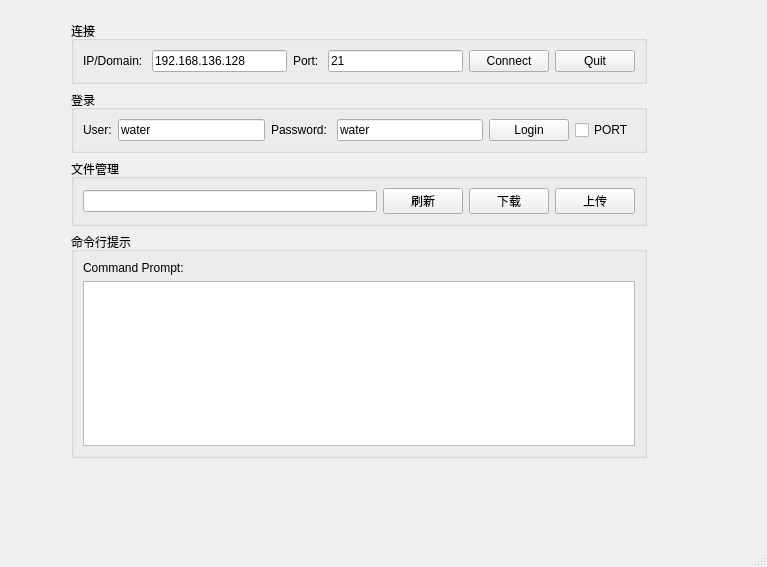
First picture: the form in client.ui, repository ubuntuwinter/ftpClient, before the edit.
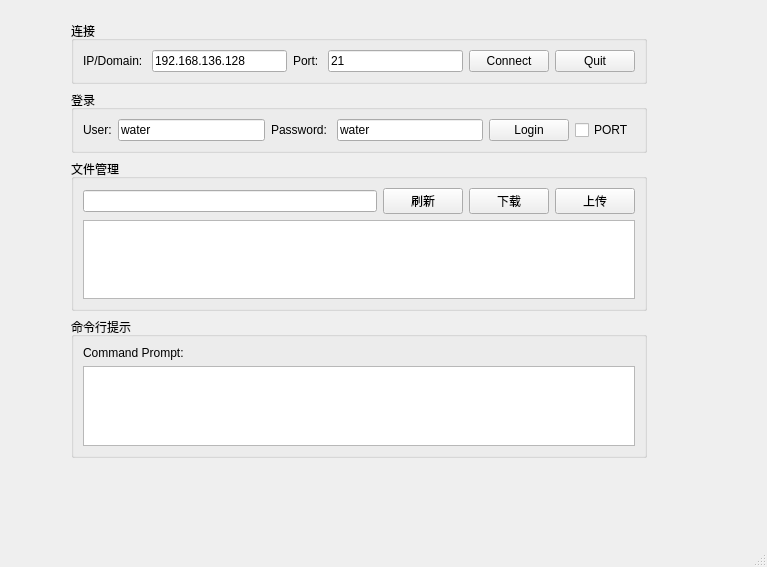
Second picture: the form after the edit.

Commit message: add table view

Diff of the .ui file:
```diff
--- a/client.ui
+++ b/client.ui
@@ -188,6 +188,9 @@
           </item>
          </layout>
         </item>
+        <item>
+         <widget class="QTableView" name="fileView"/>
+        </item>
        </layout>
       </widget>
      </item>
@@ -206,11 +209,6 @@
         </item>
         <item>
          <widget class="QTextEdit" name="cmdLine">
-          <property name="font">
-           <font>
-            <pointsize>12</pointsize>
-           </font>
-          </property>
           <property name="readOnly">
            <bool>true</bool>
           </property>
@@ -218,8 +216,8 @@
            <string>&lt;!DOCTYPE HTML PUBLIC &quot;-//W3C//DTD HTML 4.0//EN&quot; &quot;http://www.w3.org/TR/REC-html40/strict.dtd&quot;&gt;
 &lt;html&gt;&lt;head&gt;&lt;meta name=&quot;qrichtext&quot; content=&quot;1&quot; /&gt;&lt;style type=&quot;text/css&quot;&gt;
 p, li { white-space: pre-wrap; }
-&lt;/style&gt;&lt;/head&gt;&lt;body style=&quot; font-family:'SimSun'; font-size:12pt; font-weight:400; font-style:normal;&quot;&gt;
-&lt;p style=&quot;-qt-paragraph-type:empty; margin-top:0px; margin-bottom:0px; margin-left:0px; margin-right:0px; -qt-block-indent:0; text-indent:0px; line-height:16px;&quot;&gt;&lt;br /&gt;&lt;/p&gt;&lt;/body&gt;&lt;/html&gt;</string>
+&lt;/style&gt;&lt;/head&gt;&lt;body style=&quot; font-family:'SimSun'; font-size:9pt; font-weight:400; font-style:normal;&quot;&gt;
+&lt;p style=&quot;-qt-paragraph-type:empty; margin-top:0px; margin-bottom:0px; margin-left:0px; margin-right:0px; -qt-block-indent:0; text-indent:0px; line-height:9px;&quot;&gt;&lt;br /&gt;&lt;/p&gt;&lt;/body&gt;&lt;/html&gt;</string>
           </property>
          </widget>
         </item>
```
The commit also changes 3 other files.
